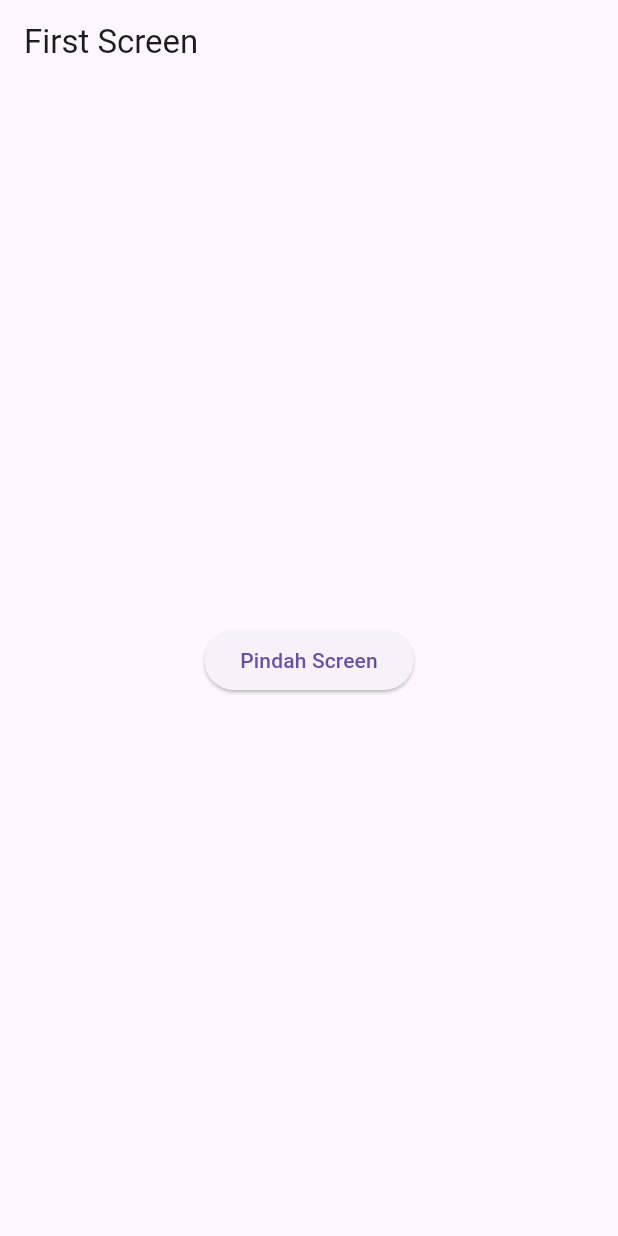
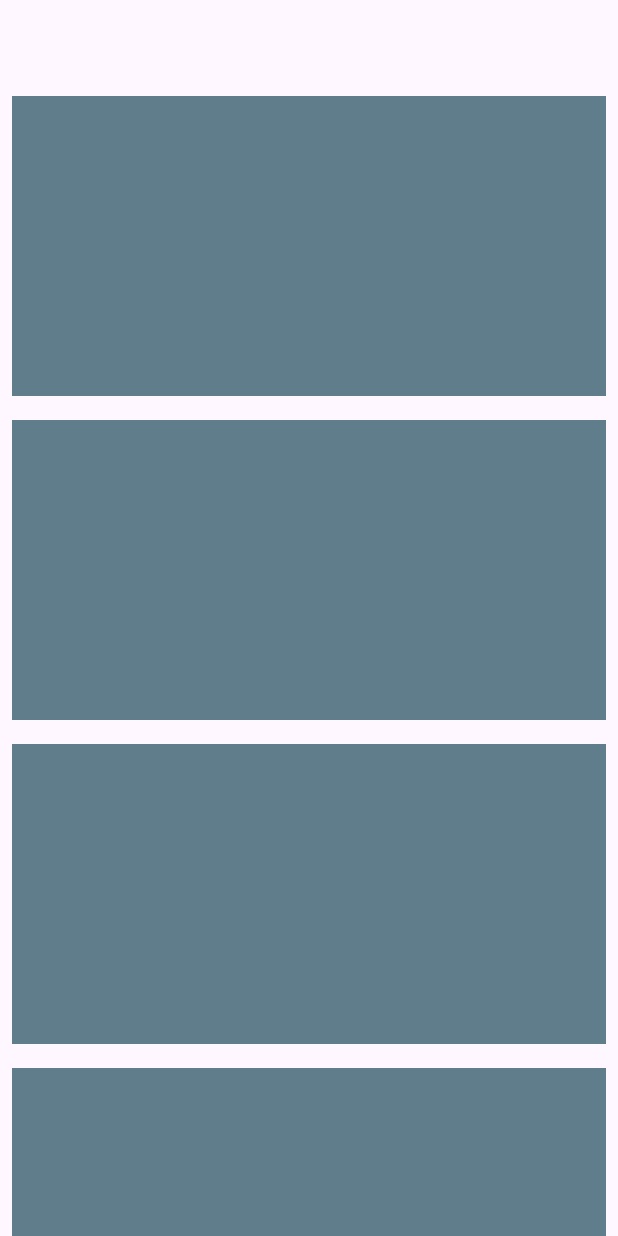
Before and after one commit to wildanniam/flutter-dicoding, a Flutter app: the screen it shows after launch, on a phone screen of 412 x 824 dp. Run offline on Flutter 3.47's test engine with Material 3 defaults, Android fonts, the light colour scheme and no system bars.

Commit message:
Media Query for responsive

```diff
--- a/lib/main.dart
+++ b/lib/main.dart
@@ -1,4 +1,4 @@
-import 'package:belajar_dicoding/navigation.dart';
+import 'package:belajar_dicoding/media_query.dart';
 import 'package:flutter/material.dart';
 
 void main(List<String> args) {
@@ -13,7 +13,7 @@
       debugShowCheckedModeBanner: false,
       title: 'Wisata Bandung',
       theme: ThemeData(),
-      home: const FirstScreen(),
+      home: const ResponsivePage(),
     );
   }
 }
--- /dev/null
+++ b/lib/media_query.dart
@@ -0,0 +1,41 @@
+import 'package:flutter/material.dart';
+
+class ResponsivePage extends StatelessWidget {
+  const ResponsivePage({Key? key}) : super(key: key);
+
+  @override
+  Widget build(BuildContext context) {
+    return Scaffold(
+      appBar: AppBar(),
+      body: LayoutBuilder(
+        builder: (BuildContext context, BoxConstraints constraints) {
+          if (constraints.maxWidth < 600) {
+            return ListView(
+              children: _generateContainers(),
+            );
+          } else if (constraints.maxWidth < 900) {
+            return GridView.count(
+              crossAxisCount: 2,
+              children: _generateContainers(),
+            );
+          } else {
+            return GridView.count(
+              crossAxisCount: 6,
+              children: _generateContainers(),
+            );
+          }
+        },
+      ),
+    );
+  }
+
+  List<Widget> _generateContainers() {
+    return List<Widget>.generate(20, (index) {
+      return Container(
+        margin: const EdgeInsets.all(8),
+        color: Colors.blueGrey,
+        height: 200,
+      );
+    });
+  }
+}
```
